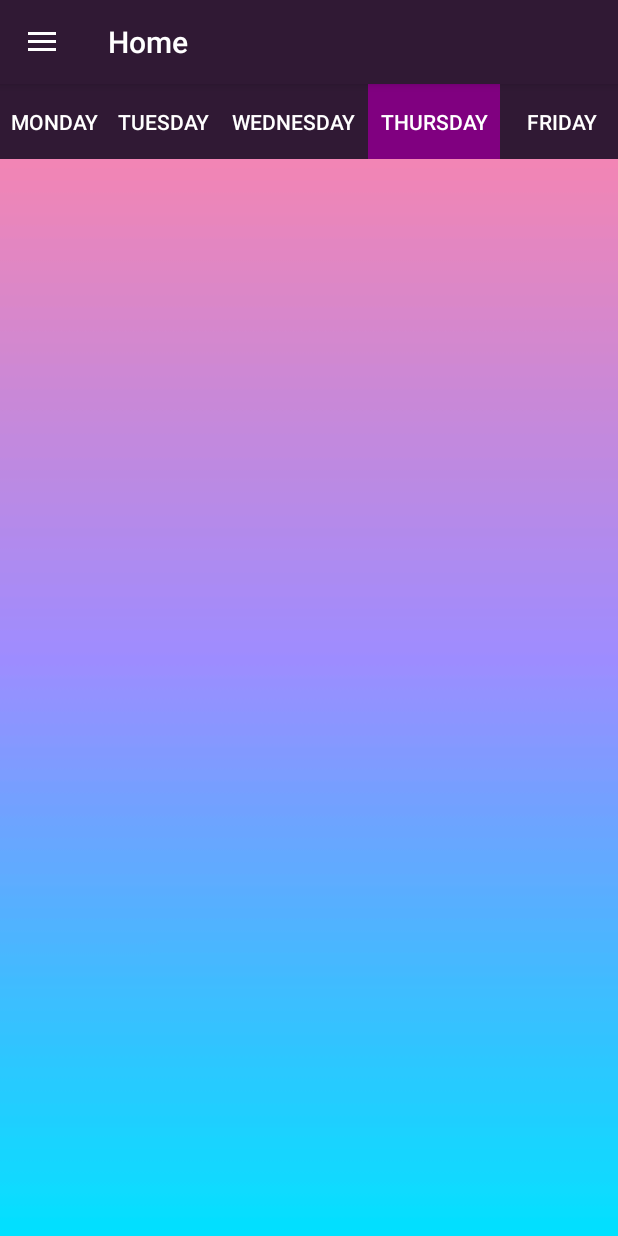
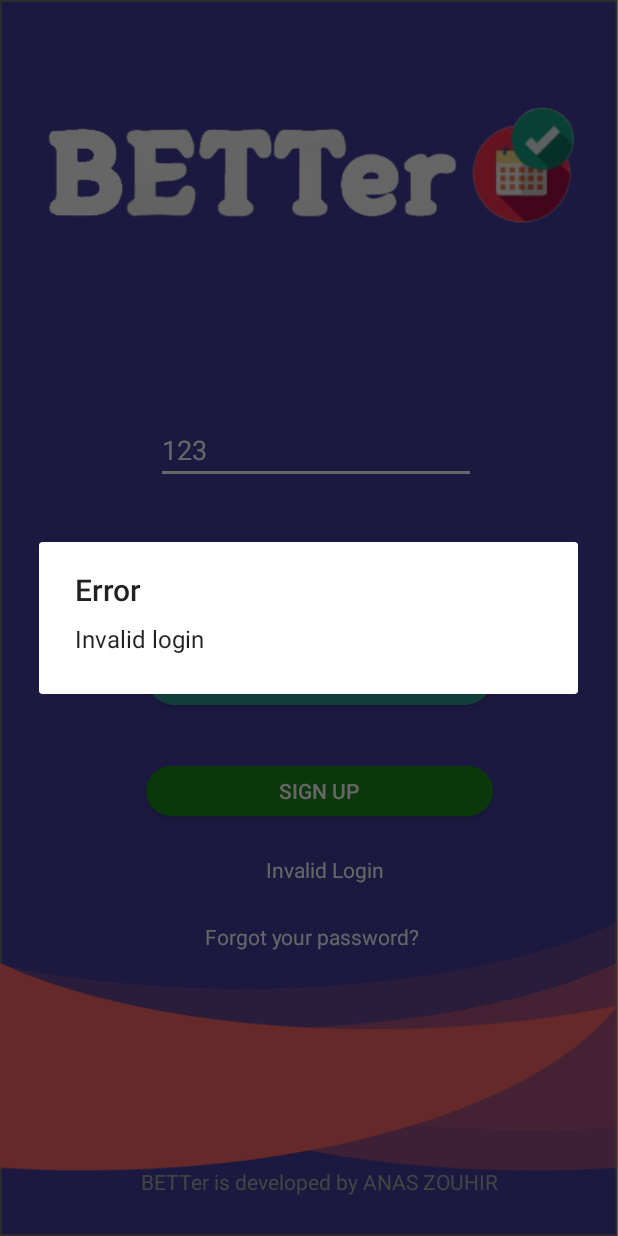
Before and after one commit to FrancoEvett/BETTer-App-Group27, an Android app: the screen it shows after launch (better before the commit, MainActivity after it), after a tap on "LOGIN", on a phone screen of 412 x 824 dp. Run offline under Robolectric (Android 15) with nearby library versions, the phone set to English and light mode, and no system bars; our stand-ins replace navigation-ui.

```diff
--- a/app/build.gradle
+++ b/app/build.gradle
@@ -38,5 +38,6 @@ dependencies {
     androidTestImplementation 'androidx.test.espresso:espresso-core:3.1.1'
     implementation 'com.squareup.okhttp3:okhttp:4.3.1'
     implementation "com.google.firebase:firebase-messaging:$firebase_version"
+    implementation fileTree(dir: 'C:\\Users\\anasz\\AndroidStudioProjects\\BETTer_17-03\\libs', include: ['*.aar', '*.jar'], exclude: [])
 
 }
--- a/app/src/main/java/com/example/better/MainActivity.java
+++ b/app/src/main/java/com/example/better/MainActivity.java
@@ -66,18 +66,18 @@ public class MainActivity extends AppCompatActivity {
             Error.setText("Error");
         }
         else {
-            Intent intent = new Intent(this, better.class);
-            startActivity(intent);
+//            Intent intent = new Intent(this, better.class);
+//            startActivity(intent);
             if (userAccountControll.Login(userName, passWord)){
                 //login sucessfull
-                //Intent intent = new Intent(this, better.class);
-                //startActivity(intent);
+                Intent intent = new Intent(this, better.class);
+                startActivity(intent);
             }
             else {
-               // Error.setText("Invalid Login");
-               // if (Build.VERSION.SDK_INT >= Build.VERSION_CODES.O) {
-                   // popup("Error", "Invalid login" );
-               // }
+                Error.setText("Invalid Login");
+                if (Build.VERSION.SDK_INT >= Build.VERSION_CODES.O) {
+                    popup("Error", "Invalid login" );
+                }
 
             }
 
--- a/app/src/main/java/com/example/better/better.java
+++ b/app/src/main/java/com/example/better/better.java
@@ -86,18 +86,18 @@ public class better extends AppCompatActivity {
         Displayatbeg();
     }
 
-    public static final String MyPREFERENCES = "com.example.labs" ;
-    public static final String Lab1 = "l1key";
-    public static final String Lab2 = "l2key";
-    public static final String Lab3 = "l3key";
-    public static final String Lab4 = "l4key";
-    public static final String Lab5 = "l5key";
-
-    public int l1;
-    public int l2;
-    public int l3;
-    public int l4;
-    public int l5;
+//    public static final String MyPREFERENCES = "com.example.labs" ;
+//    public static final String Lab1 = "l1key";
+//    public static final String Lab2 = "l2key";
+//    public static final String Lab3 = "l3key";
+//    public static final String Lab4 = "l4key";
+//    public static final String Lab5 = "l5key";
+//
+//    public int l1;
+//    public int l2;
+//    public int l3;
+//    public int l4;
+//    public int l5;
 
     SharedPreferences sharedpreferences;
 
@@ -108,16 +108,16 @@ public class better extends AppCompatActivity {
 
     }
 
-    public void Set_Preferences(){
-        sharedpreferences = getSharedPreferences(MyPREFERENCES, Context.MODE_PRIVATE);
-        SharedPreferences.Editor editor = sharedpreferences.edit();
-        editor.putInt(Lab1,l1);
-        editor.putInt(Lab2,l2);
-        editor.putInt(Lab3,l3);
-        editor.putInt(Lab4,l4);
-        editor.putInt(Lab5,l5);
-        editor.apply();
-    }
+//    public void Set_Preferences(){
+//        sharedpreferences = getSharedPreferences(MyPREFERENCES, Context.MODE_PRIVATE);
+//        SharedPreferences.Editor editor = sharedpreferences.edit();
+//        editor.putInt(Lab1,l1);
+//        editor.putInt(Lab2,l2);
+//        editor.putInt(Lab3,l3);
+//        editor.putInt(Lab4,l4);
+//        editor.putInt(Lab5,l5);
+//        editor.apply();
+//    }
 
     public void exit (View view){
         android.os.Process.killProcess(android.os.Process.myPid());
@@ -593,20 +593,20 @@ public class better extends AppCompatActivity {
 //                display.setText(getLab1()+" "+getLab2()+" "+getLab3()+" "+getLab4()+" "+getLab5());
 //            }
             try {
-                l1 = Integer.parseInt(cs1.getText().toString());
-                l2 = Integer.parseInt(cs2.getText().toString());
-                l3 = Integer.parseInt(cs3.getText().toString());
-                l4 = Integer.parseInt(cs4.getText().toString());
-                l5 = Integer.parseInt(cs5.getText().toString());
-
-                sharedpreferences = getSharedPreferences(MyPREFERENCES, Context.MODE_PRIVATE);
-                SharedPreferences.Editor editor = sharedpreferences.edit();
-                editor.putInt(Lab1,l1);
-                editor.putInt(Lab2,l2);
-                editor.putInt(Lab3,l3);
-                editor.putInt(Lab4,l4);
-                editor.putInt(Lab5,l5);
-                editor.apply();
+                int l1 = Integer.parseInt(cs1.getText().toString());
+                int l2 = Integer.parseInt(cs2.getText().toString());
+                int l3 = Integer.parseInt(cs3.getText().toString());
+                int l4 = Integer.parseInt(cs4.getText().toString());
+                int l5 = Integer.parseInt(cs5.getText().toString());
+//
+//                sharedpreferences = getSharedPreferences(MyPREFERENCES, Context.MODE_PRIVATE);
+//                SharedPreferences.Editor editor = sharedpreferences.edit();
+//                editor.putInt(Lab1,l1);
+//                editor.putInt(Lab2,l2);
+//                editor.putInt(Lab3,l3);
+//                editor.putInt(Lab4,l4);
+//                editor.putInt(Lab5,l5);
+//                editor.apply();
 //                Set_Preferences(c1,c2,c3,c4,c5);
             } catch (Exception e){
                 display.setText("Enter something please");
--- a/app/src/main/res/layout/activity_main.xml
+++ b/app/src/main/res/layout/activity_main.xml
@@ -127,4 +127,17 @@
         app:layout_constraintTop_toTopOf="parent"
         app:layout_constraintVertical_bias="0.714" />
 
+    <TextView
+        android:id="@+id/textView9"
+        android:layout_width="302dp"
+        android:layout_height="28dp"
+        android:text="BETTer is developed by ANAS ZOUHIR"
+        android:textColor="@android:color/darker_gray"
+        app:layout_constraintBottom_toBottomOf="parent"
+        app:layout_constraintEnd_toEndOf="parent"
+        app:layout_constraintHorizontal_bias="0.853"
+        app:layout_constraintStart_toStartOf="parent"
+        app:layout_constraintTop_toTopOf="parent"
+        app:layout_constraintVertical_bias="0.977" />
+
 </androidx.constraintlayout.widget.ConstraintLayout>
```
Also changed, not shown: app/src/main/java/com/example/better/forgot_password.java (+2 -8 lines), libs/activation.jar (added), libs/additionnal.jar (added), libs/mail.jar (added).
